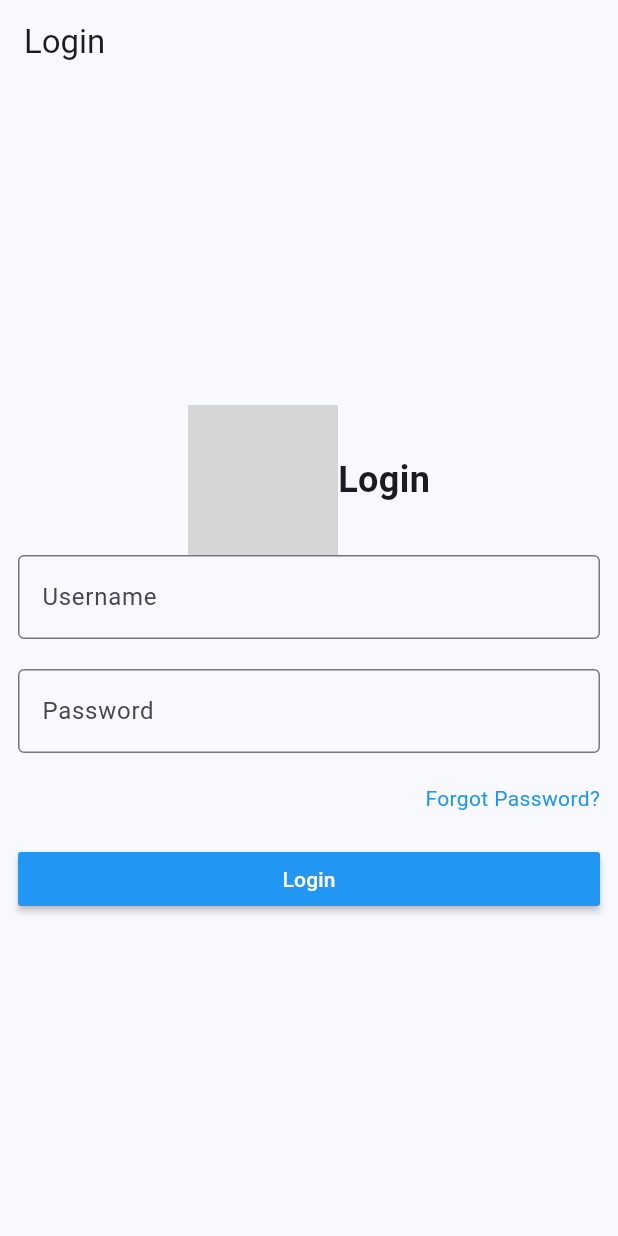
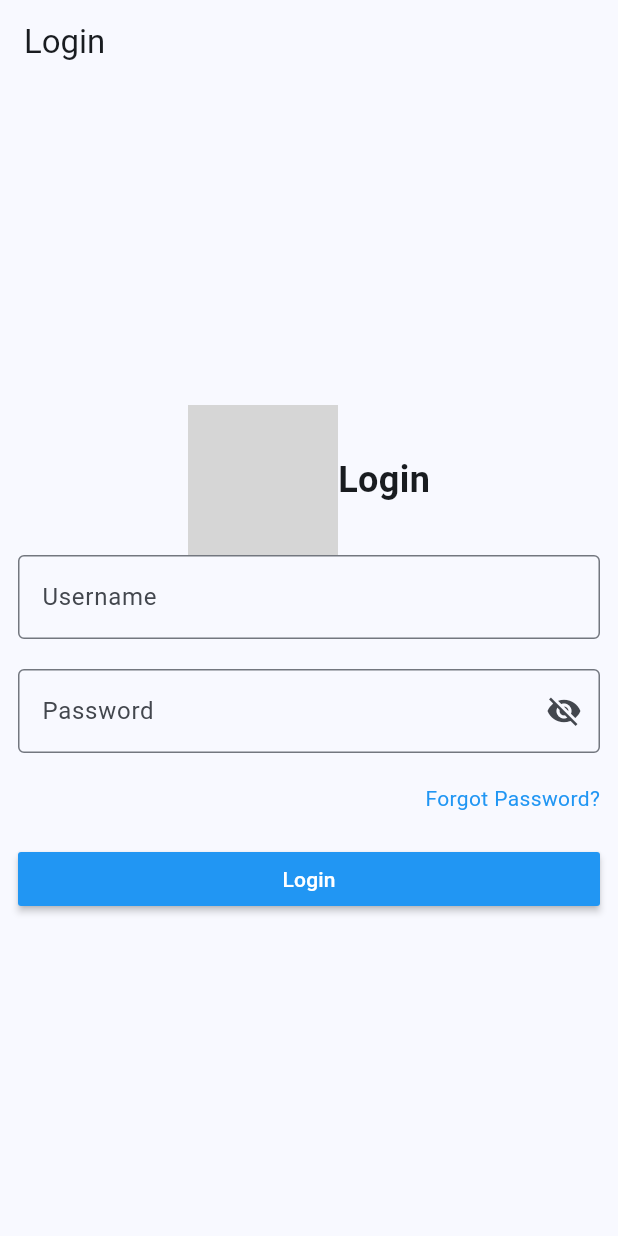
Before and after one commit to TjayAmit/portal, a Flutter app: the screen it shows after launch, on a phone screen of 412 x 824 dp. Run offline on Flutter 3.47's test engine with Material 3 defaults, Android fonts, the phone set to English and light mode, and no system bars; our stand-ins replace flutter_riverpod; network calls fail; grey boxes are pictures that could not be loaded.

Commit message:
feat: establish login page and business logic, added dashboard to for page redirect when login in success

```diff
--- a/lib/main.dart
+++ b/lib/main.dart
@@ -1,7 +1,9 @@
 import 'package:flutter/material.dart';
 import 'package:flutter_riverpod/flutter_riverpod.dart';
+import 'package:zcmc_portal/core/theme/app_theme.dart';
+
+import 'package:zcmc_portal/src/dashboard/view/dashboard_page.dart';
 import 'package:zcmc_portal/src/authentication/view/login.dart';
-import 'package:zcmc_portal/core/theme/app_theme.dart';
 
 void main() {
   runApp(
@@ -22,7 +24,10 @@ class MyApp extends ConsumerWidget {
       title: 'ZCMC Portal',
       debugShowCheckedModeBanner: false,
       theme: appTheme,
-      home: const Login(),
+      home: const LoginPage(),
+      routes: {
+        '/dashboard': (context) => const DashboardPage(),
+      },
     );
   }
 }
--- a/lib/src/authentication/view/login.dart
+++ b/lib/src/authentication/view/login.dart
@@ -1,15 +1,41 @@
+import 'package:flutter/material.dart';
+import 'package:flutter_riverpod/flutter_riverpod.dart';
+import 'package:zcmc_portal/src/authentication/controller/auth_state.dart';
+import 'package:zcmc_portal/src/authentication/providers/auth_providers.dart';
 
+class LoginPage extends ConsumerStatefulWidget {
+  const LoginPage({super.key});
 
-import 'package:flutter/material.dart';
+  @override
+  ConsumerState<LoginPage> createState() => _LoginPageState();
+}
 
-class Login extends StatelessWidget {
-  const Login({Key? key}) : super(key: key);
+class _LoginPageState extends ConsumerState<LoginPage> {
+  final _usernameController = TextEditingController();
+  final _passwordController = TextEditingController();
+  final _formKey = GlobalKey<FormState>();
+  bool _obscurePassword = true;
+
+  @override
+  void initState() {
+    super.initState();
+    // Listen for authentication state changes
+    WidgetsBinding.instance.addPostFrameCallback((_) {
+      ref.listen<AuthState>(authStateProvider, (previous, next) {
+        if (next is AuthStateAuthenticated && mounted) {
+          Navigator.of(context).pushReplacementNamed('/dashboard');
+        }
+      });
+    });
+  }
 
   @override
   Widget build(BuildContext context) {
+    final authState = ref.watch(authStateProvider);
+
     return Scaffold(
       appBar: AppBar(
-        title: Text("Login"),
+        title: const Text("Login"),
       ),
       body: SizedBox(
         width: double.infinity,
@@ -22,8 +48,14 @@ class Login extends StatelessWidget {
               child: Row(
                 mainAxisAlignment: MainAxisAlignment.center,
                 children: [
-                  Image.network("https://zcmc.online/zcmc.png", height: 100,),
-                  Text("Login", style: TextStyle(fontSize: 24, fontWeight: FontWeight.bold),),
+                  Image.network(
+                    "https://zcmc.online/zcmc.png",
+                    height: 100,
+                  ),
+                  const Text(
+                    "Login",
+                    style: TextStyle(fontSize: 24, fontWeight: FontWeight.bold),
+                  ),
                 ],
               ),
             ),
@@ -33,24 +65,66 @@ class Login extends StatelessWidget {
                 padding: const EdgeInsets.only(left: 12.0, right: 12.0),
                 child: Column(
                   children: [
-                    TextField(
-                      decoration: InputDecoration(
+                    Form(
+                      key: _formKey,
+                      child: Column(
+                        children: [
+                          TextFormField(
+                            controller: _usernameController,
+                            decoration: const InputDecoration(
                               border: OutlineInputBorder(),
                               labelText: "Username",
                             ),
+                            validator: (value) {
+                              if (value == null || value.isEmpty) {
+                                return 'Please enter your username';
+                              }
+                              return null;
+                            },
                           ),
                           const SizedBox(height: 20),
-                    TextField(
+                          TextFormField(
+                            controller: _passwordController,
                             decoration: InputDecoration(
-                        border: OutlineInputBorder(),
+                              border: const OutlineInputBorder(),
                               labelText: "Password",
+                              suffixIcon: IconButton(
+                                icon: Icon(
+                                  _obscurePassword
+                                      ? Icons.visibility_off
+                                      : Icons.visibility,
                                 ),
+                                onPressed: () {
+                                  setState(() {
+                                    _obscurePassword = !_obscurePassword;
+                                  });
+                                },
+                              ),
+                            ),
+                            obscureText: _obscurePassword,
+                            validator: (value) {
+                              if (value == null || value.isEmpty) {
+                                return 'Please enter your password';
+                              }
+                              if (value.length < 6) {
+                                return 'Password must be at least 6 characters';
+                              }
+                              return null;
+                            },
                           ),
                           const SizedBox(height: 20),
                           Row(
                             mainAxisAlignment: MainAxisAlignment.end,
                             children: [
-                        Text("Forgot Password?", style: TextStyle(color: Colors.blue),),
+                              GestureDetector(
+                                onTap: () {
+                                  // Handle forgot password
+                                },
+                                child: const Text(
+                                  "Forgot Password?",
+                                  style: TextStyle(color: Colors.blue),
+                                ),
+                              ),
                             ],
                           ),
                           const SizedBox(height: 20),
@@ -58,8 +132,31 @@ class Login extends StatelessWidget {
                             width: double.infinity,
                             child: MaterialButton(
                               color: Colors.blue,
-                        onPressed: () {},
-                        child: Text("Login", style: TextStyle(color: Colors.white),),
+                              onPressed: _handleLogin,
+                              child: authState is AuthStateLoading
+                                  ? const CircularProgressIndicator(
+                                      valueColor: AlwaysStoppedAnimation(Colors.white),
+                                    )
+                                  : const Text(
+                                      "Login",
+                                      style: TextStyle(color: Colors.white),
+                                    ),
+                            ),
+                          ),
+                          // Error message display
+                          if (authState is AuthStateError)
+                            Padding(
+                              padding: const EdgeInsets.only(top: 16.0),
+                              child: Text(
+                                authState.message,
+                                style: const TextStyle(
+                                  color: Colors.red,
+                                  fontSize: 14,
+                                ),
+                                textAlign: TextAlign.center,
+                              ),
+                            ),
+                        ],
                       ),
                     )
                   ],
@@ -71,4 +168,23 @@ class Login extends StatelessWidget {
       ),
     );
   }
+
+  Future<void> _handleLogin() async {
+    if (_formKey.currentState?.validate() ?? false) {
+      final username = _usernameController.text;
+      final password = _passwordController.text;
+
+      final authController = ref.read(authControllerProvider);
+      await authController.login(username, password);
+
+      // Navigation is now handled by the listener in initState
     }
+  }
+
+  @override
+  void dispose() {
+    _usernameController.dispose();
+    _passwordController.dispose();
+    super.dispose();
+  }
+}
```
Also changed, not shown: lib/src/dashboard/view/dashboard_page.dart (added, +17 -0 lines). Lines whose indentation alone changed are shown as unchanged.
